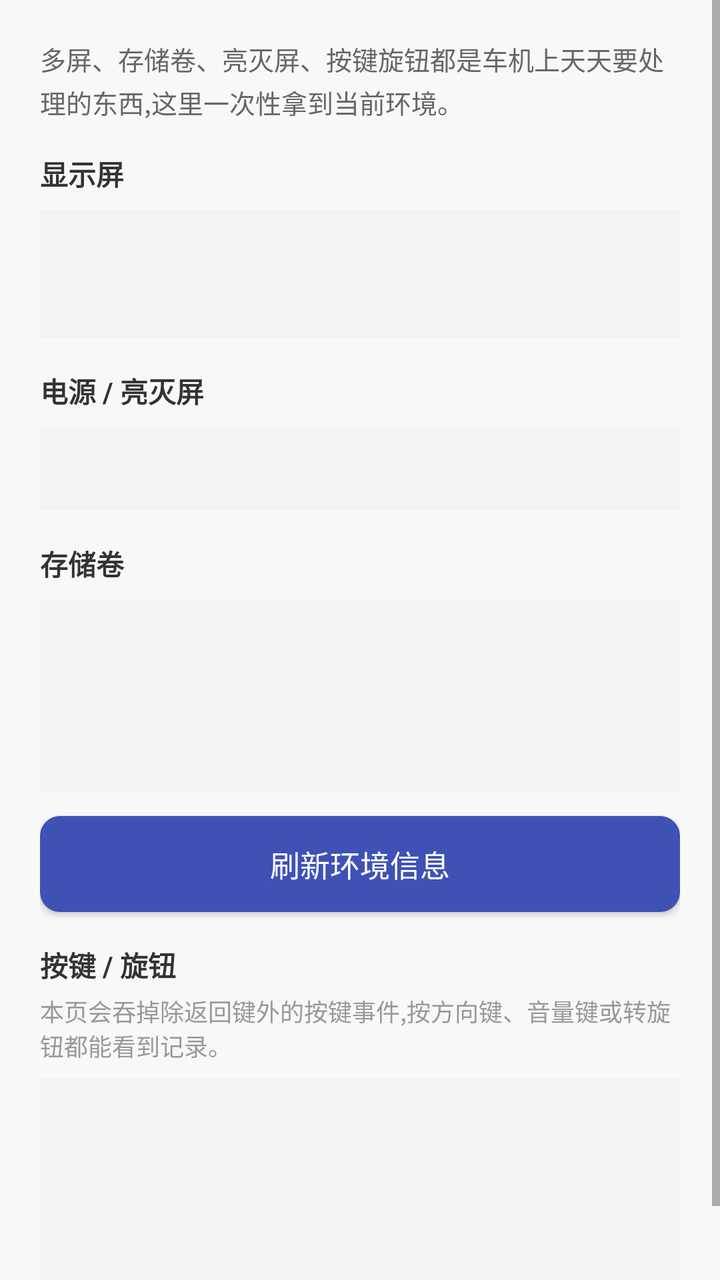
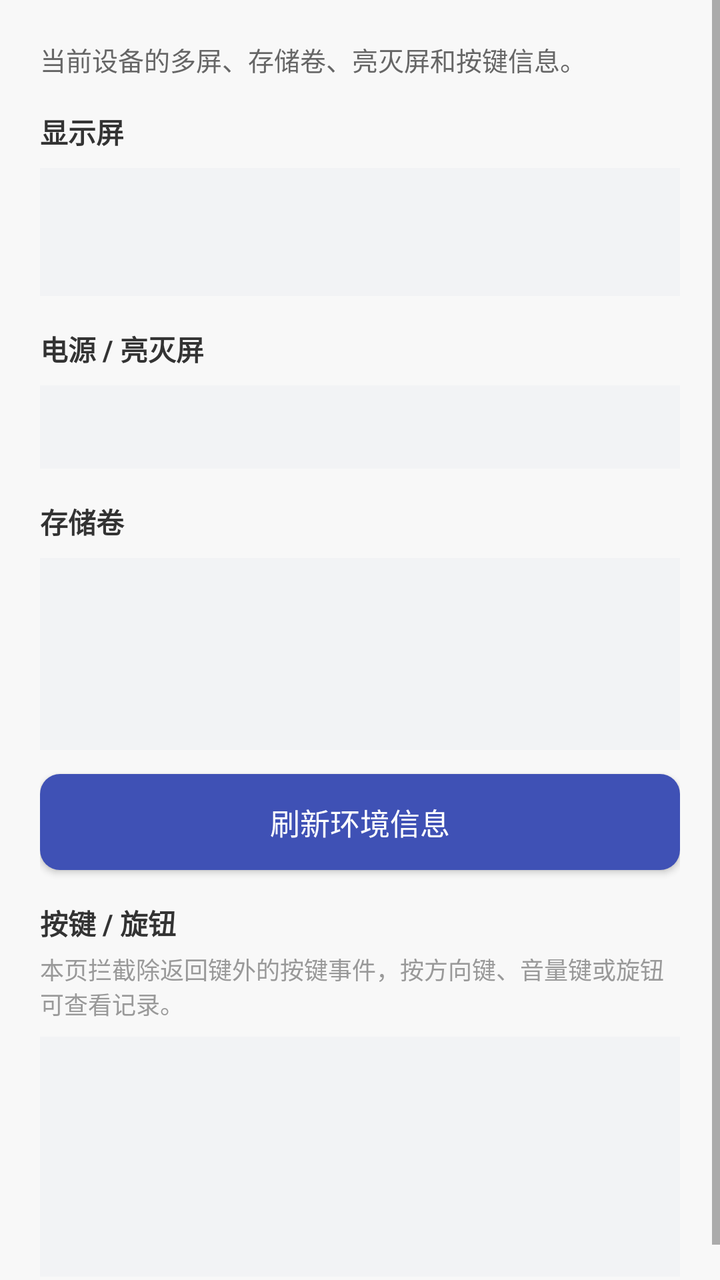

Two renders of the same Android screen: before a commit and after it. Below are the layout's source before the change and the commit's diff.
<!-- AndroidManifest.xml: application theme MyAppTheme -->
<!-- res/layout/activity_vehicle_env_demo.xml -->
<?xml version="1.0" encoding="utf-8"?>
<ScrollView xmlns:android="http://schemas.android.com/apk/res/android"
    android:layout_width="match_parent"
    android:layout_height="match_parent"
    android:background="@color/skin_bg_page"
    android:fillViewport="true">

    <LinearLayout
        android:layout_width="match_parent"
        android:layout_height="wrap_content"
        android:orientation="vertical"
        android:padding="20dp">

        <TextView
            android:layout_width="match_parent"
            android:layout_height="wrap_content"
            android:lineSpacingExtra="3dp"
            android:text="多屏、存储卷、亮灭屏、按键旋钮都是车机上天天要处理的东西,这里一次性拿到当前环境。"
            android:textColor="@color/skin_text_secondary"
            android:textSize="13sp" />

        <TextView
            android:layout_width="match_parent"
            android:layout_height="wrap_content"
            android:layout_marginTop="16dp"
            android:text="显示屏"
            android:textColor="@color/skin_text_primary"
            android:textSize="14sp"
            android:textStyle="bold" />

        <TextView
            android:id="@+id/tvDisplay"
            android:layout_width="match_parent"
            android:layout_height="wrap_content"
            android:layout_marginTop="8dp"
            android:background="@color/skin_bg_chip"
            android:fontFamily="monospace"
            android:lineSpacingExtra="3dp"
            android:minHeight="64dp"
            android:padding="12dp"
            android:textColor="@color/skin_text_primary"
            android:textSize="12sp" />

        <TextView
            android:layout_width="match_parent"
            android:layout_height="wrap_content"
            android:layout_marginTop="16dp"
            android:text="电源 / 亮灭屏"
            android:textColor="@color/skin_text_primary"
            android:textSize="14sp"
            android:textStyle="bold" />

        <TextView
            android:id="@+id/tvPower"
            android:layout_width="match_parent"
            android:layout_height="wrap_content"
            android:layout_marginTop="8dp"
            android:background="@color/skin_bg_chip"
            android:padding="12dp"
            android:textColor="@color/skin_text_primary"
            android:textSize="13sp" />

        <TextView
            android:layout_width="match_parent"
            android:layout_height="wrap_content"
            android:layout_marginTop="16dp"
            android:text="存储卷"
            android:textColor="@color/skin_text_primary"
            android:textSize="14sp"
            android:textStyle="bold" />

        <TextView
            android:id="@+id/tvStorage"
            android:layout_width="match_parent"
            android:layout_height="wrap_content"
            android:layout_marginTop="8dp"
            android:background="@color/skin_bg_chip"
            android:fontFamily="monospace"
            android:lineSpacingExtra="3dp"
            android:minHeight="96dp"
            android:padding="12dp"
            android:textColor="@color/skin_text_primary"
            android:textSize="12sp" />

        <Button
            android:id="@+id/btnRefresh"
            android:layout_width="match_parent"
            android:layout_height="48dp"
            android:layout_marginTop="12dp"
            android:background="@drawable/demo_bg_button"
            android:text="刷新环境信息"
            android:textAllCaps="false"
            android:textColor="@color/white"
            android:textSize="15sp" />

        <TextView
            android:layout_width="match_parent"
            android:layout_height="wrap_content"
            android:layout_marginTop="16dp"
            android:text="按键 / 旋钮"
            android:textColor="@color/skin_text_primary"
            android:textSize="14sp"
            android:textStyle="bold" />

        <TextView
            android:layout_width="match_parent"
            android:layout_height="wrap_content"
            android:layout_marginTop="4dp"
            android:text="本页会吞掉除返回键外的按键事件,按方向键、音量键或转旋钮都能看到记录。"
            android:textColor="@color/skin_text_tertiary"
            android:textSize="12sp" />

        <TextView
            android:id="@+id/tvKeyLog"
            android:layout_width="match_parent"
            android:layout_height="wrap_content"
            android:layout_marginTop="8dp"
            android:background="@color/skin_bg_chip"
            android:fontFamily="monospace"
            android:lineSpacingExtra="3dp"
            android:minHeight="120dp"
            android:padding="12dp"
            android:textColor="@color/skin_text_primary"
            android:textSize="12sp" />

    </LinearLayout>

</ScrollView>
<!-- resources referenced by this layout -->
<resources>
  <color name="skin_bg_chip">#FFF2F3F5</color>
  <color name="skin_bg_page">#FFF8F8F8</color>
  <color name="skin_text_primary">#FF333333</color>
  <color name="skin_text_secondary">#FF666666</color>
  <color name="skin_text_tertiary">#FF999999</color>
  <color name="white">#FFFFFF</color>
  <!-- drawable demo_bg_button (drawable) -->
  <?xml version="1.0" encoding="utf-8"?>
  <selector xmlns:android="http://schemas.android.com/apk/res/android">
  
      <item android:state_enabled="false">
          <shape android:shape="rectangle">
              <solid android:color="@color/gray_cc" />
              <corners android:radius="@dimen/dimen_10" />
          </shape>
      </item>
  
      <item android:state_pressed="true">
          <shape android:shape="rectangle">
              <solid android:color="@color/colorPrimaryDark" />
              <corners android:radius="@dimen/dimen_10" />
          </shape>
      </item>
  
      <item>
          <shape android:shape="rectangle">
              <solid android:color="@color/colorPrimary" />
              <corners android:radius="@dimen/dimen_10" />
          </shape>
      </item>
  
  </selector>
  <style name="MyAppTheme" parent="AppTheme">
          
          <item name="android:windowAnimationStyle">@style/ActivityAnimTheme</item>
      </style>
  <color name="gray_cc">#cccccc</color>
  <dimen name="dimen_10">10dp</dimen>
  <color name="colorPrimaryDark">#303F9F</color>
  <color name="colorPrimary">#3F51B5</color>
  <style name="AppTheme" parent="Theme.AppCompat.Light.NoActionBar">
          
          <item name="colorPrimary">@color/colorPrimary</item>
          <item name="colorPrimaryDark">@color/colorPrimaryDark</item>
          <item name="colorAccent">@color/colorAccent</item>
          <item name="android:windowBackground">@color/white</item>
      </style>
  <style name="ActivityAnimTheme" parent="@android:style/Animation.Activity">
          <item name="android:activityOpenEnterAnimation">@anim/abs_activity_open_enter</item>
          <item name="android:activityOpenExitAnimation">@anim/abs_activity_open_exit</item>
          <item name="android:activityCloseEnterAnimation">@anim/abs_activity_close_enter</item>
          <item name="android:activityCloseExitAnimation">@anim/abs_activity_close_exit</item>
      </style>
  <color name="colorAccent">#FF4081</color>
</resources>

<!-- the commit's change to res/layout/activity_vehicle_env_demo.xml (unified diff, before → after) -->
@@ -15,7 +15,7 @@
             android:layout_width="match_parent"
             android:layout_height="wrap_content"
             android:lineSpacingExtra="3dp"
-            android:text="多屏、存储卷、亮灭屏、按键旋钮都是车机上天天要处理的东西,这里一次性拿到当前环境。"
+            android:text="当前设备的多屏、存储卷、亮灭屏和按键信息。"
             android:textColor="@color/skin_text_secondary"
             android:textSize="13sp" />
 
@@ -106,7 +106,7 @@
             android:layout_width="match_parent"
             android:layout_height="wrap_content"
             android:layout_marginTop="4dp"
-            android:text="本页会吞掉除返回键外的按键事件,按方向键、音量键或转旋钮都能看到记录。"
+            android:text="本页拦截除返回键外的按键事件，按方向键、音量键或旋钮可查看记录。"
             android:textColor="@color/skin_text_tertiary"
             android:textSize="12sp" />
 
